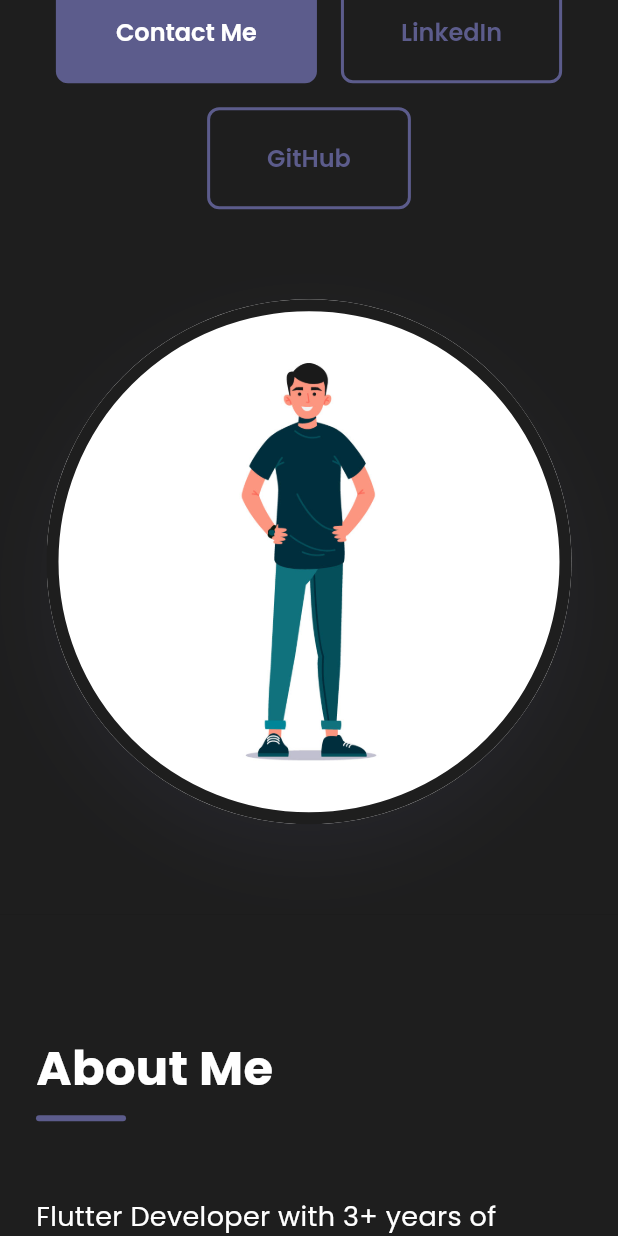
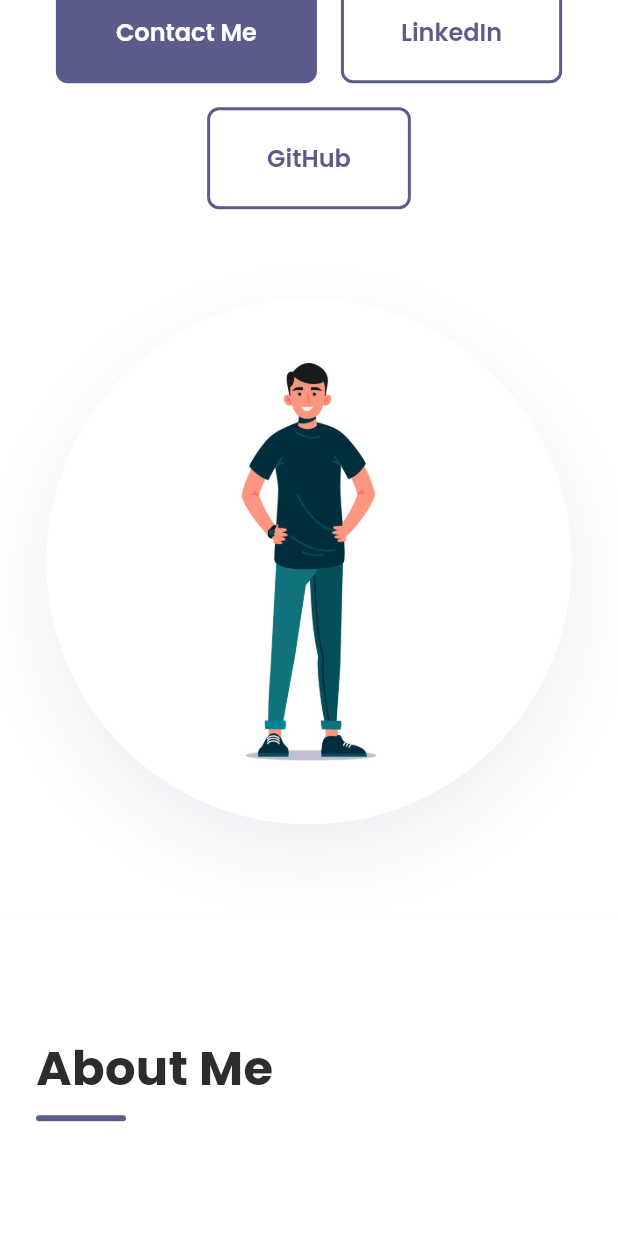
Before and after one commit to vijayakumar-h/portfolio_website, a Flutter app: the screen it shows after launch, scrolled down 576 dp, on a phone screen of 412 x 824 dp. Run offline on Flutter 3.47's test engine with Material 3 defaults, Android fonts, the light colour scheme and no system bars; our stand-ins replace google_fonts, scroll_to_index.

Commit message:
updated the theme issue.

```diff
--- a/lib/src/providers/theme_provider.dart
+++ b/lib/src/providers/theme_provider.dart
@@ -1,11 +1,11 @@
 import 'package:portfolio_website/src/common_exports.dart';
 
 class ThemeProvider extends ChangeNotifier {
-  ThemeMode _themeMode = ThemeMode.dark;
+  ThemeMode _themeMode = ThemeMode.light;
 
   ThemeMode get themeMode => _themeMode;
 
-  bool get isDarkMode => _themeMode == ThemeMode.dark;
+  bool get isDarkMode => _themeMode == ThemeMode.light;
 
   void toggleTheme() {
     _themeMode = _themeMode == ThemeMode.light
--- a/lib/src/widgets/about_section.dart
+++ b/lib/src/widgets/about_section.dart
@@ -42,6 +42,13 @@ class AboutSection extends StatelessWidget {
             direction: isMobile ? Axis.vertical : Axis.horizontal,
             crossAxisAlignment: CrossAxisAlignment.start,
             children: [
+              Expanded(
+                flex: isMobile ? 0 : 2,
+                child: SizedBox(
+                  height: 300,
+                  width: double.infinity,
+                ),
+              ),
               // Text Content
               Expanded(
                 flex: isMobile ? 0 : 3,
@@ -92,30 +99,6 @@ class AboutSection extends StatelessWidget {
 
               if (!isMobile) const SizedBox(width: 60),
               if (isMobile) const SizedBox(height: 48),
-
-              // Image Placeholder (Optional for About)
-              Expanded(
-                flex: isMobile ? 0 : 2,
-                child: Container(
-                  height: 300,
-                  width: double.infinity,
-                  decoration: BoxDecoration(
-                    color: theme.primaryColor.withValues(alpha: 0.1),
-                    borderRadius: BorderRadius.circular(16),
-                    border: Border.all(
-                      color: theme.primaryColor.withValues(alpha: 0.2),
-                      width: 2,
-                    ),
-                  ),
-                  child: Center(
-                    child: Icon(
-                      Icons.person_outline,
-                      size: 64,
-                      color: theme.primaryColor.withValues(alpha: 0.5),
-                    ),
-                  ),
-                ),
-              ),
             ],
           ),
         ],
```
